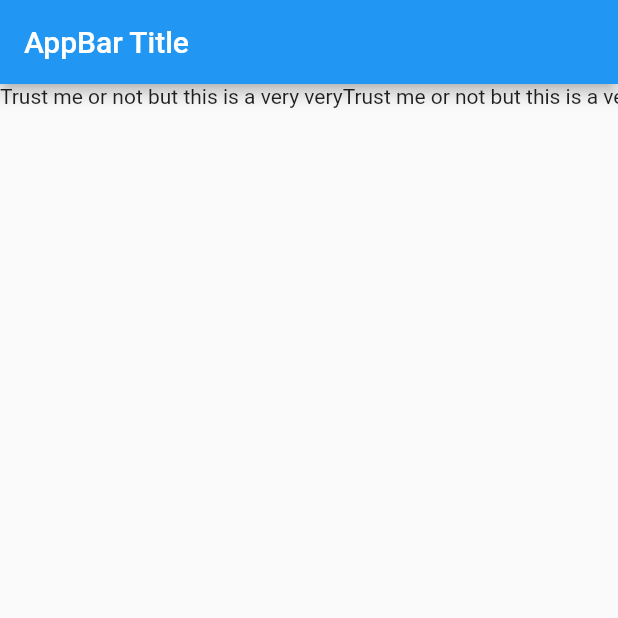
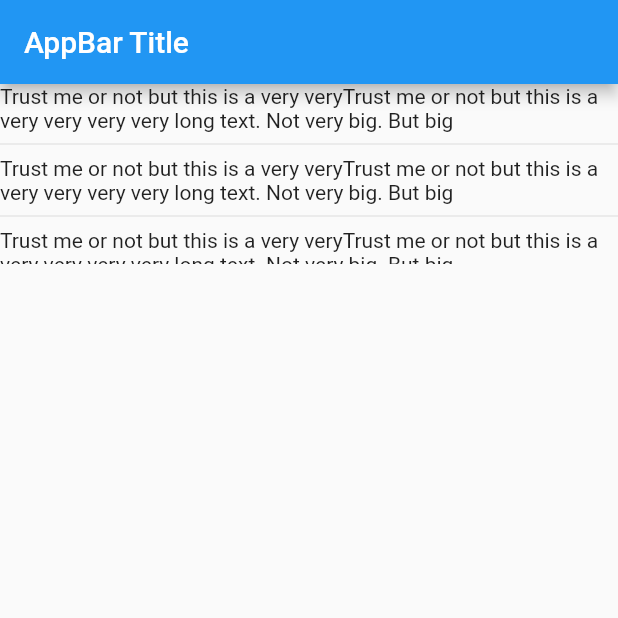
Before and after one commit to thetahmeed/Flutter, a Flutter app: the screen it shows after launch, on a phone screen of 412 x 824 dp, the top half of it. Run offline on Flutter 3.47's test engine with Material 2 defaults, Android fonts, the phone set to English and light mode, and no system bars.

Commit message:
Divider on List/ScrollView

```diff
--- a/eleven/lib/main.dart
+++ b/eleven/lib/main.dart
@@ -33,10 +33,12 @@ class HomePage extends StatelessWidget {
       body: Container(
         height: 120,
         child: ListView(
-          scrollDirection: Axis.horizontal,
+          scrollDirection: Axis.vertical,
           children: [
             Text(_longText,),
+            Divider(),
             Text(_longText,),
+            Divider(),
             Text(_longText,),
           ],
         ),
```
